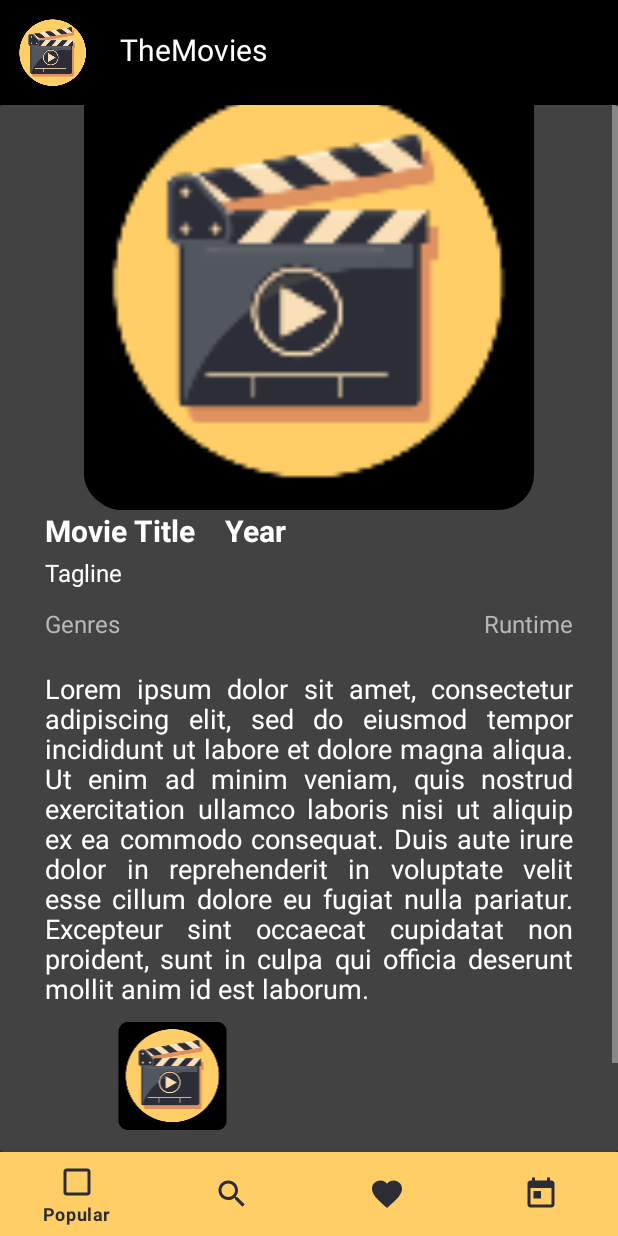
After one commit to nilosh/TheMovies, an Android app: the fragment MovieDetailFragment placed in its activity, on a phone screen of 412 x 824 dp. The commit adds this screen. Run offline under Robolectric (Android 15) with nearby library versions, the phone set to English and light mode, and no system bars; our stand-ins replace Picasso, Volley; network calls fail; pictures from the network do not load; 1 statement that could not run was skipped.

Commit message:
Generated movie details with poster and banner. Improvements on switching from one fragment to another.

```diff
--- a/app/build.gradle
+++ b/app/build.gradle
@@ -37,6 +37,7 @@ dependencies {
     implementation 'androidx.navigation:navigation-ui:2.2.2'
     implementation 'androidx.lifecycle:lifecycle-livedata-ktx:2.2.0'
     implementation 'androidx.lifecycle:lifecycle-viewmodel-ktx:2.2.0'
+    implementation 'androidx.legacy:legacy-support-v4:1.0.0'
     testImplementation 'junit:junit:4.+'
     androidTestImplementation 'androidx.test.ext:junit:1.1.2'
     androidTestImplementation 'androidx.test.espresso:espresso-core:3.3.0'
--- a/app/src/main/java/com/example/themovies/MainActivity.java
+++ b/app/src/main/java/com/example/themovies/MainActivity.java
@@ -17,11 +17,6 @@ public class MainActivity extends AppCompatActivity {
     protected void onCreate(Bundle savedInstanceState) {
         super.onCreate(savedInstanceState);
 
-        // Add app logo to title bar.
-//        getSupportActionBar().setLogo(R.drawable.ic_launcher_logo);
-//        getSupportActionBar().setDisplayUseLogoEnabled(true);
-//        getSupportActionBar().setDisplayShowHomeEnabled(true);
-
         // Enable full screen view.
         this.getWindow().setFlags(WindowManager.LayoutParams.FLAG_FULLSCREEN,
                 WindowManager.LayoutParams.FLAG_FULLSCREEN);
@@ -33,7 +28,8 @@ public class MainActivity extends AppCompatActivity {
 
         // Open first fragment as default.
         getSupportFragmentManager().beginTransaction()
-                .replace(R.id.fragment_container, new PopularFragment()).commit();
+                .replace(R.id.fragment_container, new PopularFragment())
+                .addToBackStack(null).commit();
     }
 
     private BottomNavigationView.OnNavigationItemSelectedListener navListener =
--- /dev/null
+++ b/app/src/main/java/com/example/themovies/MovieDetailFragment.java
@@ -0,0 +1,144 @@
+package com.example.themovies;
+
+import android.os.Bundle;
+
+import androidx.fragment.app.Fragment;
+
+import android.view.LayoutInflater;
+import android.view.View;
+import android.view.ViewGroup;
+import android.widget.ImageView;
+import android.widget.TextView;
+
+import com.android.volley.Request;
+import com.android.volley.RequestQueue;
+import com.android.volley.Response;
+import com.android.volley.VolleyError;
+import com.android.volley.toolbox.JsonObjectRequest;
+import com.android.volley.toolbox.Volley;
+import com.example.themovies.models.MovieDetails;
+import com.squareup.picasso.Picasso;
+
+import org.json.JSONArray;
+import org.json.JSONException;
+import org.json.JSONObject;
+
+import java.util.ArrayList;
+
+public class MovieDetailFragment extends Fragment {
+
+    View view;
+    int movie_id;
+
+    @Override
+    public View onCreateView(LayoutInflater inflater, ViewGroup container,
+                             Bundle savedInstanceState) {
+
+        // Inflate the layout for this fragment
+        view = inflater.inflate(R.layout.fragment_movie_detail, container, false);
+        Bundle bundle = this.getArguments();
+        movie_id = bundle.getInt("id");
+
+        // Fetch movie details and display.
+        fetchMovieDetails();
+
+        return view;
+    }
+
+    public void fetchMovieDetails() {
+        String MOVIE_DETAIL_URL = "https://api.themoviedb.org/3/movie/" + String.valueOf(movie_id ) +
+                "?api_key=d10738a9069219541d83289519ca9769";
+        ArrayList<String> movieGenres = new ArrayList<>();
+        RequestQueue requestQueue = Volley.newRequestQueue(this.getActivity());
+
+        JsonObjectRequest objectRequest = new JsonObjectRequest(Request.Method.GET, MOVIE_DETAIL_URL, null,
+                new Response.Listener<JSONObject>() {
+                    @Override
+                    public void onResponse(JSONObject response) {
+                        try {
+                            String backdropPath = response.getString("backdrop_path");
+//                            JSONObject backdropPath = response.getJSONObject("backdrop_path");
+                            JSONArray genres = response.getJSONArray("genres");
+
+                            for (int i = 0; i < genres.length(); i++) {
+                                JSONObject genreNames = genres.getJSONObject(i);
+                                movieGenres.add(genreNames.getString("name"));
+                            }
+
+                            String title = response.getString("title");
+                            String overview = response.getString("overview");
+                            String poster = response.getString("poster_path");
+                            String releaseDate = response.getString("release_date");
+                            String runtime = response.getString("runtime");
+                            String tagline = response.getString("tagline");
+                            String voteAverage = response.getString("vote_average");
+                            String voteCount = response.getString("vote_count");
+
+                            MovieDetails movieDetails = new MovieDetails(movie_id, title, tagline, releaseDate,
+                                    movieGenres, runtime, overview, voteAverage, voteCount, poster, backdropPath);
+
+                            generateMovieDetailView(movieDetails);
+
+                        } catch (JSONException e) {
+                            e.printStackTrace();
+                        }
+                    }
+                }, new Response.ErrorListener() {
+            @Override
+            public void onErrorResponse(VolleyError error) {
+                error.printStackTrace();
+            }
+        });
+
+        requestQueue.add(objectRequest);
+    }
+
+    private void generateMovieDetailView(MovieDetails movieDetails) {
+        String imagePath = "https://image.tmdb.org/t/p/w500/";
+        ImageView backdrop, poster;
+        TextView title, year, tagline, runtime, description, voteAverage, voteCount, genres;
+        String movieGenres;
+
+        // Set variables to view fields.
+        backdrop = view.findViewById(R.id.movieDetailBanner);
+        poster = view.findViewById(R.id.movieDetailPoster);
+        title = view.findViewById(R.id.movieDetailTitle);
+        year = view.findViewById(R.id.movieDetailYear);
+        tagline = view.findViewById(R.id.movieDetailTagline);
+        runtime = view.findViewById(R.id.movieDetailRuntime);
+        description = view.findViewById(R.id.movieDetailDescription);
+        voteAverage = view.findViewById(R.id.movieDetailRatingText);
+        voteCount = view.findViewById(R.id.movieDetailVoteCount);
+        genres = view.findViewById(R.id.movieDetailGenres);
+
+        // Set data to the fields.
+        Picasso.get()
+                .load(imagePath + movieDetails.getBackdrop())
+                .into(backdrop);
+        Picasso.get()
+                .load( imagePath + movieDetails.getPoster())
+                .into(poster);
+        title.setText(movieDetails.getTitle());
+        year.setText(movieDetails.getYear());
+        if (movieDetails.getTagline().isEmpty()) {
+            tagline.setTextSize(0);
+        } else {
+            tagline.setText(movieDetails.getTagline());
+        }
+        runtime.setText(movieDetails.getRuntime());
+        description.setText(movieDetails.getDescription());
+        voteAverage.setText(movieDetails.getVoteAverage());
+        voteCount.setText(movieDetails.getVoteCount());
+
+        // Get each genre from the array list and concat to a single string.
+        for(int i = 0; i < movieDetails.getGenres().size(); i++) {
+            movieGenres = movieDetails.getGenres().get(i);
+            if (i != movieDetails.getGenres().size() - 1) {
+                movieGenres = movieGenres + " | ";
+            }
+            genres.setText(movieGenres);
+        }
+
+    }
+
+}
--- a/app/src/main/java/com/example/themovies/models/PopularMovies.java
+++ b/app/src/main/java/com/example/themovies/models/PopularMovies.java
@@ -9,8 +9,8 @@ public class PopularMovies {
     private String moviePoster, movieTitle, movieReleaseDate, movieRating;
 
     // Constructor for creating popular movies.
-    public PopularMovies(int movieId, String moviePoster, String movieTitle, String movieReleaseDate,
-                         String movieRating) {
+    public PopularMovies(int movieId, String moviePoster, String movieTitle,
+                         String movieReleaseDate, String movieRating) {
         this.movieId = movieId;
         this.moviePoster = moviePoster;
         this.movieTitle = movieTitle;
@@ -32,7 +32,7 @@ public class PopularMovies {
     }
 
     public String getMovieReleaseDate() {
-        return movieReleaseDate;
+        return movieReleaseDate.substring(0,4);
     }
 
     public String getMovieRating() {
--- /dev/null
+++ b/app/src/main/res/drawable/rating_star_large.xml
@@ -0,0 +1,5 @@
+<vector android:height="50dp" android:tint="#FDCC0D"
+    android:viewportHeight="24" android:viewportWidth="24"
+    android:width="50dp" xmlns:android="http://schemas.android.com/apk/res/android">
+    <path android:fillColor="@android:color/white" android:pathData="M12,17.27L18.18,21l-1.64,-7.03L22,9.24l-7.19,-0.61L12,2 9.19,8.63 2,9.24l5.46,4.73L5.82,21z"/>
+</vector>
--- /dev/null
+++ b/app/src/main/res/layout/fragment_movie_detail.xml
@@ -0,0 +1,187 @@
+<?xml version="1.0" encoding="utf-8"?>
+<androidx.cardview.widget.CardView xmlns:android="http://schemas.android.com/apk/res/android"
+    xmlns:tools="http://schemas.android.com/tools"
+    android:layout_width="match_parent"
+    android:layout_height="match_parent"
+    tools:context=".MovieDetailFragment">
+
+    <ScrollView
+        android:layout_width="match_parent"
+        android:layout_height="wrap_content">
+
+        <RelativeLayout
+            android:layout_width="match_parent"
+            android:layout_height="wrap_content"
+            >
+
+            <ImageView
+                android:id="@+id/movieDetailBanner"
+                android:layout_width="match_parent"
+                android:layout_height="300dp"
+                android:layout_marginTop="-30dp"
+                android:layout_marginLeft="-30dp"
+                android:layout_marginRight="-30dp"
+                android:src="@mipmap/ic_launcher" />
+
+            <TextView
+                android:id="@+id/movieDetailTitle"
+                android:layout_width="wrap_content"
+                android:layout_height="wrap_content"
+                android:layout_below="@+id/movieDetailBanner"
+                android:layout_marginTop="0dp"
+                android:paddingLeft="30dp"
+                android:text="@string/movie_title"
+                android:textColor="@color/white"
+                android:textSize="20sp"
+                android:textStyle="bold" />
+
+            <TextView
+                android:id="@+id/movieDetailYear"
+                android:layout_width="wrap_content"
+                android:layout_height="wrap_content"
+                android:layout_below="@+id/movieDetailBanner"
+                android:layout_marginStart="20dp"
+                android:layout_marginTop="0dp"
+                android:layout_toEndOf="@+id/movieDetailTitle"
+                android:text="@string/movie_year"
+                android:textColor="@color/white"
+                android:textSize="20sp"
+                android:textStyle="bold" />
+
+            <TextView
+                android:id="@+id/movieDetailTagline"
+                android:layout_width="wrap_content"
+                android:layout_height="wrap_content"
+                android:layout_below="@+id/movieDetailTitle"
+                android:layout_marginTop="3dp"
+                android:paddingLeft="30dp"
+                android:text="@string/movie_tagline"
+                android:textColor="@color/white"
+                android:textSize="16sp" />
+
+            <TextView
+                android:id="@+id/movieDetailGenres"
+                android:layout_width="wrap_content"
+                android:layout_height="wrap_content"
+                android:layout_below="@+id/movieDetailTagline"
+                android:layout_alignStart="@+id/movieDetailTitle"
+                android:layout_marginStart="0dp"
+                android:layout_marginTop="12dp"
+                android:paddingLeft="30dp"
+                android:text="@string/movie_genres"
+                android:textColor="@color/ash"
+                android:textSize="16sp" />
+
+            <TextView
+                android:id="@+id/movieDetailRuntime"
+                android:layout_width="wrap_content"
+                android:layout_height="wrap_content"
+                android:layout_alignTop="@+id/movieDetailGenres"
+                android:layout_alignParentEnd="true"
+                android:layout_marginStart="0dp"
+                android:layout_marginTop="0dp"
+                android:layout_marginEnd="0dp"
+                android:paddingRight="30dp"
+                android:text="@string/movie_runtime"
+                android:textColor="@color/ash"
+                android:textSize="16sp" />
+
+            <TextView
+                android:id="@+id/movieDetailDescription"
+                android:layout_width="wrap_content"
+                android:layout_height="wrap_content"
+                android:layout_below="@+id/movieDetailGenres"
+                android:layout_marginTop="20dp"
+                android:justificationMode="inter_word"
+                android:lineHeight="20dp"
+                android:paddingLeft="30dp"
+                android:paddingRight="30dp"
+                android:text="@string/movie_description"
+                android:textColor="@color/white"
+                android:textSize="18sp" />
+
+            <ImageView
+                android:id="@+id/movieDetailPoster"
+                android:layout_width="200dp"
+                android:layout_height="wrap_content"
+                android:layout_below="@+id/movieDetailDescription"
+                android:layout_marginStart="0dp"
+                android:layout_marginTop="10dp"
+                android:paddingLeft="30dp"
+                android:src="@mipmap/ic_launcher" />
+
+            <ImageView
+                android:id="@+id/movieDetailRatingStar"
+                android:layout_width="wrap_content"
+                android:layout_height="wrap_content"
+                android:layout_alignTop="@+id/movieDetailPoster"
+                android:paddingLeft="30dp"
+                android:layout_marginStart="7dp"
+                android:layout_marginTop="100dp"
+                android:layout_toEndOf="@+id/movieDetailPoster"
+                android:src="@drawable/rating_star_large" />
+
+            <TextView
+                android:id="@+id/movieDetailRatingText"
+                android:layout_width="wrap_content"
+                android:layout_height="wrap_content"
+                android:layout_alignTop="@+id/movieDetailRatingStar"
+                android:layout_alignParentEnd="true"
+                android:layout_marginStart="10dp"
+                android:layout_marginTop="2dp"
+                android:layout_marginEnd="0dp"
+                android:layout_toEndOf="@+id/movieDetailRatingStar"
+                android:text="@string/movie_rating"
+                android:textColor="@color/white"
+                android:textSize="18sp" />
+
+            <TextView
+                android:id="@+id/movieDetailVoteCount"
+                android:layout_width="wrap_content"
+                android:layout_height="wrap_content"
+                android:layout_below="@+id/movieDetailRatingText"
+                android:layout_alignStart="@+id/movieDetailRatingText"
+                android:layout_alignEnd="@+id/movieDetailRatingText"
+                android:layout_marginStart="0dp"
+                android:layout_marginTop="0dp"
+                android:layout_marginEnd="2dp"
+                android:text="@string/movie_vote_count"
+                android:textColor="@color/ash"
+                android:textSize="18sp" />
+
+            <TextView
+                android:id="@+id/movieDetailCast"
+                android:layout_width="wrap_content"
+                android:layout_height="wrap_content"
+                android:layout_below="@+id/movieDetailPoster"
+                android:layout_marginTop="10dp"
+                android:text="@string/movie_cast_text"
+                android:textColor="@color/white"
+                android:paddingLeft="30dp"
+                android:textSize="18sp"
+                android:textStyle="bold" />
+
+            <View
+                android:id="@+id/hr"
+                android:layout_width="match_parent"
+                android:layout_height="1dp"
+                android:layout_below="@+id/movieDetailCast"
+                android:layout_marginTop="2dp"
+                android:paddingLeft="30dp"
+                android:paddingRight="30dp"
+                android:background="@color/ash" />
+
+            <androidx.recyclerview.widget.RecyclerView
+                android:id="@+id/movieDetailCastRecyclerView"
+                android:layout_width="match_parent"
+                android:layout_height="wrap_content"
+                android:layout_alignTop="@+id/hr"
+                android:layout_marginTop="20dp" />
+
+        </RelativeLayout>
+
+    </ScrollView>
+
+
+
+</androidx.cardview.widget.CardView>
--- a/app/src/main/res/layout/fragment_popular.xml
+++ b/app/src/main/res/layout/fragment_popular.xml
@@ -86,9 +86,6 @@
             android:textColor="@color/white"
             android:textSize="18sp"
             tools:ignore="MissingConstraints" />
-
-
     </RelativeLayout>
 
-
 </RelativeLayout>
--- a/app/src/main/res/values/colors.xml
+++ b/app/src/main/res/values/colors.xml
@@ -11,4 +11,5 @@
     <color name="teal_700">#FF018786</color>
     <color name="black">#FF000000</color>
     <color name="white">#FFFFFFFF</color>
+    <color name="ash">#B7B7B8</color>
 </resources>
--- a/app/src/main/res/values/strings.xml
+++ b/app/src/main/res/values/strings.xml
@@ -7,4 +7,19 @@
     <string name="bottom_nav_4">Upcoming</string>
     <string name="popular_movies">Popular Movies</string>
     <string name="popular_tv_shows">Popular TV Shows</string>
+    <string name="movie_title">Movie Title</string>
+    <string name="movie_year">Year</string>
+    <string name="movie_genres">Genres</string>
+    <string name="movie_runtime">Runtime</string>
+    <string name="movie_description">
+        Lorem ipsum dolor sit amet, consectetur adipiscing elit, sed do eiusmod tempor incididunt ut labore et dolore magna aliqua.
+        Ut enim ad minim veniam, quis nostrud exercitation ullamco laboris nisi ut aliquip ex ea commodo consequat.
+        Duis aute irure dolor in reprehenderit in voluptate velit esse cillum dolore eu fugiat nulla pariatur.
+        Excepteur sint occaecat cupidatat non proident, sunt in culpa qui officia deserunt mollit anim id est laborum.
+    </string>
+    <string name="movie_rating">8.5 / 10</string>
+    <string name="movie_vote_count">Vote Count</string>
+    <string name="movie_tagline">Tagline</string>
+    <string name="movie_cast_text">Cast</string>
+    <string name="movie_cast_name">Actor Name</string>
 </resources>
```
Also changed, not shown: app/src/main/java/com/example/themovies/PopularFragment.java (+20 -23 lines), app/src/main/java/com/example/themovies/models/Cast.java (added, +34 -0 lines), app/src/main/java/com/example/themovies/models/MovieDetails.java (+51 -44 lines), app/src/main/res/layout/cast_cell.xml (added, +32 -0 lines).
